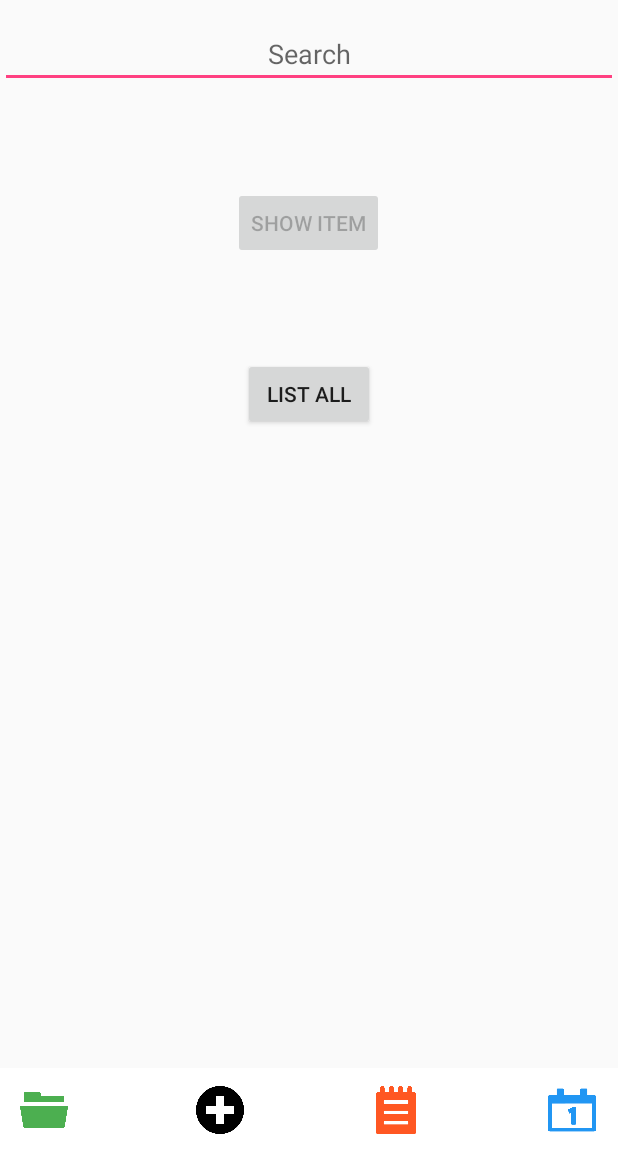
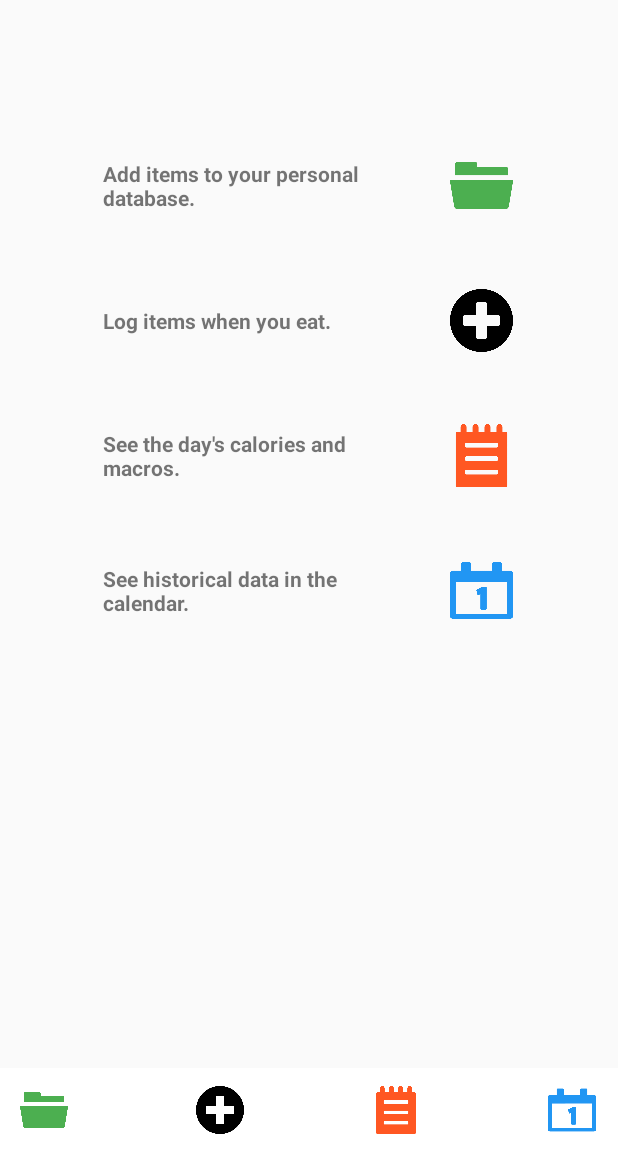
Before and after one commit to terryhtran/supermacros, an Android app: the screen it shows after launch (MainActivity), on a phone screen of 412 x 824 dp, the part 84-1236 px from its top. Run offline under Robolectric (Android 15) with nearby library versions, the phone set to English and light mode, and no system bars.

Commit message:
Tutorial Completed

```diff
--- a/SuperMacros/app/src/main/java/com/tt/supermacros/CalendarFragment.java
+++ b/SuperMacros/app/src/main/java/com/tt/supermacros/CalendarFragment.java
@@ -37,11 +37,10 @@ public class CalendarFragment extends Fragment {
                 }
                 if (mainActivity.pro == false) {
                     mainActivity.showProMsg();
-                } else {
-                    mainActivity.date = date;
-                    NotebookFragment notebookFragment = new NotebookFragment();
-                    getFragmentManager().beginTransaction().replace(R.id.fragment_container, notebookFragment).addToBackStack(null).commit();
                 }
+                mainActivity.date = date;
+                NotebookFragment notebookFragment = new NotebookFragment();
+                getFragmentManager().beginTransaction().replace(R.id.fragment_container, notebookFragment).addToBackStack(null).commit();
             }
         });
 
--- a/SuperMacros/app/src/main/java/com/tt/supermacros/MainActivity.java
+++ b/SuperMacros/app/src/main/java/com/tt/supermacros/MainActivity.java
@@ -54,7 +54,7 @@ public class MainActivity extends AppCompatActivity {
     private static final int requestExternalStorage = 1;
     private static String[] permissionStorage = {Manifest.permission.READ_EXTERNAL_STORAGE, Manifest.permission.WRITE_EXTERNAL_STORAGE};
     final String PREFS_NAME = "MyPrefsFile";
-    final Boolean pro = true;
+    final Boolean pro = false;
     Boolean addMode = true;
     Boolean addItem = true;
     Boolean catalogMode = true;
@@ -82,10 +82,12 @@ public class MainActivity extends AppCompatActivity {
         if (settings.getBoolean("first_run", true)) {
             databaseH.dropTables();
             insertSampleData();
+            showProMsg();
             tutorial();
             settings.edit().putBoolean("first_run", false).commit();
+        } else {
+            add();
         }
-        add();
     }
 
     @Override
@@ -109,22 +111,26 @@ public class MainActivity extends AppCompatActivity {
             return true;
         }
         if (id == R.id.action_import_database) {
-            if (pro == true) {
-                importDB();
-            } else {
-                showProMsg();
-            }
+            importDB();
             return true;
         }
         if (id == R.id.action_set_targets) {
+            if (pro != true) {
+                showProMsg();
+            }
             setTargets();
             return true;
         }
         if (id == R.id.action_contact_developer) {
             emailMe();
+            return true;
         }
         if (id == R.id.action_tutorial) {
+            if (pro != true) {
+                showProMsg();
+            }
             tutorial();
+            return true;
         }
         return super.onOptionsItemSelected(item);
     }
@@ -172,7 +178,7 @@ public class MainActivity extends AppCompatActivity {
     }
 
     private void tutorial() {
-        toolbar.setTitle("Add To Log");
+        toolbar.setTitle("Quick Tutorial");
         TutorialFragment tutorialFragment = new TutorialFragment();
         getFragmentManager().beginTransaction().replace(R.id.fragment_container, tutorialFragment).addToBackStack(null).commit();
         return;
@@ -228,8 +234,10 @@ public class MainActivity extends AppCompatActivity {
     public void showProMsg(){
         new AlertDialog.Builder(this)
                 .setIcon(android.R.drawable.ic_dialog_alert)
-                .setTitle("Pro Version Required")
-                .setMessage("Please support this hungry programmer with the pro version.")
+                //.setTitle("Pro Version Required")
+                .setTitle("Hi there gentle soul,")
+                .setMessage("Kindly support this hungry programmer with the pro version. " +
+                        "The pro version is $3.69 and works the same as the free version.")
                 .setPositiveButton("Yes", new DialogInterface.OnClickListener() {
                     @Override
                     public void onClick(DialogInterface dialog, int which) {
--- a/SuperMacros/app/src/main/java/com/tt/supermacros/NotebookFragment.java
+++ b/SuperMacros/app/src/main/java/com/tt/supermacros/NotebookFragment.java
@@ -61,6 +61,9 @@ public class NotebookFragment extends Fragment {
                 if (totalFCP == 0 && fatsPercentage == 0 && carbsPercentage == 0 && proteinPercentage == 0)  {
                     Toast.makeText(mainActivity, "0 entries for today", Toast.LENGTH_LONG).show();
                 } else {
+                    if (mainActivity.pro == false) {
+                        mainActivity.showProMsg();
+                    }
                     mainActivity.toolbar.setTitle(mainActivity.date);
                     ListAllEntriesFragment listAllEntriesFragment = new ListAllEntriesFragment();
                     getFragmentManager().beginTransaction().replace(R.id.fragment_container, listAllEntriesFragment).addToBackStack(null).commit();
--- a/SuperMacros/app/src/main/res/layout/list_row.xml
+++ b/SuperMacros/app/src/main/res/layout/list_row.xml
@@ -29,6 +29,6 @@ terry.h.tran@gmail.com
         android:layout_weight="1"
         android:layout_width="0dip"
         android:text="TextView"
-        android:textSize="10dp" />
+        android:textSize="12dp" />
 
 </LinearLayout>
--- a/SuperMacros/app/src/main/res/layout/tutorial.xml
+++ b/SuperMacros/app/src/main/res/layout/tutorial.xml
@@ -4,17 +4,106 @@ terry.h.tran@gmail.com
 -->
 
 <RelativeLayout xmlns:android="http://schemas.android.com/apk/res/android"
+    xmlns:app="http://schemas.android.com/apk/res-auto"
     xmlns:tools="http://schemas.android.com/tools"
+    android:layout_width="match_parent"
     android:layout_height="match_parent"
-    android:layout_width="match_parent"
     android:orientation="vertical">
 
-    <Button
-        android:id="@+id/list_all_button_add"
-        android:layout_width="wrap_content"
-        android:layout_height="wrap_content"
-        android:clickable="true"
-        android:onClick="setContentView"
-        android:text="Tutorial" />
+    <LinearLayout
+        android:layout_width="282dp"
+        android:layout_height="60dp"
+        android:layout_centerHorizontal="true"
+        android:layout_marginTop="150dp"
+        android:gravity="center_horizontal|center_vertical"
+        android:orientation="horizontal">
+
+        <TextView
+            android:id="@+id/tutorial1_text_view"
+            android:layout_width="210dp"
+            android:layout_height="60dp"
+            android:gravity="center_vertical"
+            android:text="Add items to your personal database."
+            android:textStyle="bold" />
+
+        <ImageView
+            android:id="@+id/image1View"
+            android:layout_width="42dp"
+            android:layout_height="42dp"
+            android:layout_marginStart="21dp"
+            app:srcCompat="@drawable/folder" />
+    </LinearLayout>
+
+    <LinearLayout
+        android:layout_width="282dp"
+        android:layout_height="60dp"
+        android:layout_centerHorizontal="true"
+        android:layout_marginTop="240dp"
+        android:gravity="center_horizontal|center_vertical"
+        android:orientation="horizontal">
+
+        <TextView
+            android:id="@+id/tutorial2_text_view"
+            android:layout_width="210dp"
+            android:layout_height="60dp"
+            android:gravity="center_vertical"
+            android:text="Log items when you eat."
+            android:textStyle="bold" />
+
+        <ImageView
+            android:id="@+id/image2View"
+            android:layout_width="42dp"
+            android:layout_height="42dp"
+            android:layout_marginStart="21dp"
+            app:srcCompat="@drawable/add" />
+    </LinearLayout>
+
+    <LinearLayout
+        android:layout_width="282dp"
+        android:layout_height="60dp"
+        android:layout_centerHorizontal="true"
+        android:layout_marginTop="330dp"
+        android:gravity="center_horizontal|center_vertical"
+        android:orientation="horizontal">
+
+        <TextView
+            android:id="@+id/tutorial3_text_view"
+            android:layout_width="210dp"
+            android:layout_height="60dp"
+            android:gravity="center_vertical"
+            android:text="See the day's calories and macros."
+            android:textStyle="bold" />
+
+        <ImageView
+            android:id="@+id/image3View"
+            android:layout_width="42dp"
+            android:layout_height="42dp"
+            android:layout_marginStart="21dp"
+            app:srcCompat="@drawable/notebook" />
+    </LinearLayout>
+
+    <LinearLayout
+        android:layout_width="282dp"
+        android:layout_height="60dp"
+        android:layout_centerHorizontal="true"
+        android:layout_marginTop="420dp"
+        android:gravity="center_horizontal|center_vertical"
+        android:orientation="horizontal">
+
+        <TextView
+            android:id="@+id/tutorial4_text_view"
+            android:layout_width="210dp"
+            android:layout_height="60dp"
+            android:gravity="center_vertical"
+            android:text="See historical data in the calendar."
+            android:textStyle="bold" />
+
+        <ImageView
+            android:id="@+id/image4View"
+            android:layout_width="42dp"
+            android:layout_height="42dp"
+            android:layout_marginStart="21dp"
+            app:srcCompat="@drawable/calendar" />
+    </LinearLayout>
 
 </RelativeLayout>
```
Also changed, not shown: 64 other files.
